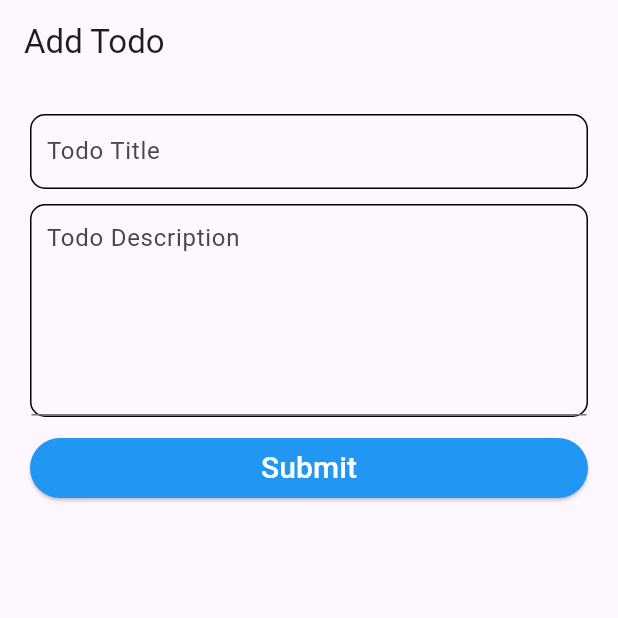
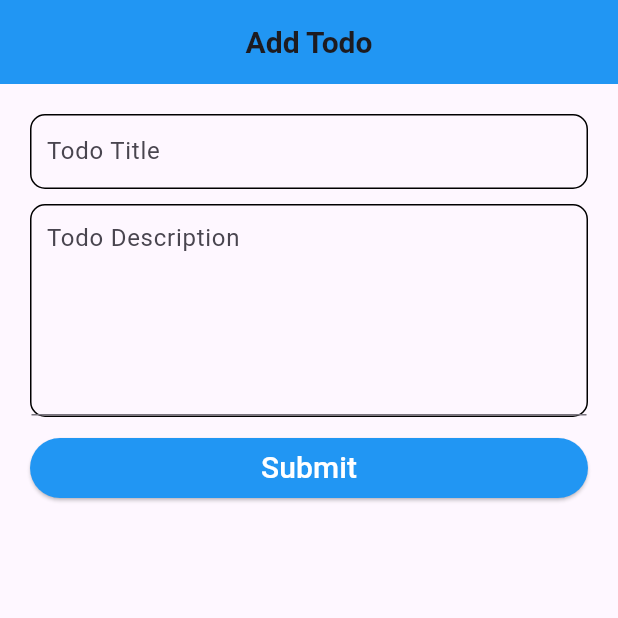
Before and after one commit to nzangi/flutter-todo-rest-api, a Flutter app: the AddTodoPage screen opened directly, after a tap on "Submit", on a phone screen of 412 x 824 dp, the top half of it. Run offline on Flutter 3.47's test engine with Material 3 defaults, Android fonts, the phone set to English and light mode, and no system bars; network calls fail.

```diff
--- a/lib/screens/add_page.dart
+++ b/lib/screens/add_page.dart
@@ -4,7 +4,9 @@ import 'package:flutter/material.dart';
 import 'package:http/http.dart' as http;
 
 class AddTodoPage extends StatefulWidget {
-  const AddTodoPage({super.key});
+  final Map? todo;
+
+  const AddTodoPage({super.key, this.todo});
 
   @override
   State<AddTodoPage> createState() => _AddTodoPageState();
@@ -13,12 +15,35 @@ class AddTodoPage extends StatefulWidget {
 class _AddTodoPageState extends State<AddTodoPage> {
   TextEditingController titleController = TextEditingController();
   TextEditingController descriptionController = TextEditingController();
+  bool isEdit = false;
+
+  @override
+  void initState() {
+    // TODO: implement initState
+    super.initState();
+    final todo = widget.todo;
+    if(todo != null){
+      isEdit = true;
+      final title = todo['title'];
+      final description = todo['description'];
+      titleController.text = title;
+      descriptionController.text = description;
+    }
+
+  }
 
   @override
   Widget build(BuildContext context) {
     return Scaffold(
       appBar: AppBar(
-        title: const Text('Add Todo'),
+        backgroundColor: Colors.blue,
+        title: Center(
+            child: Text(
+          isEdit ? 'Edit Todo' : 'Add Todo',
+          style: const TextStyle(fontSize: 20, fontWeight: FontWeight.w600),
+        )),
+
+        // ? const Text('Edit Todo') :const
       ),
       body: ListView(
         padding: EdgeInsets.all(20),
@@ -66,12 +91,11 @@ class _AddTodoPageState extends State<AddTodoPage> {
           const SizedBox(height: 10,),
           ElevatedButton(
             onPressed: () {
-                submitFormData();
+                isEdit? updateFormData() :submitFormData();
             },
             style: ElevatedButton.styleFrom(backgroundColor: Colors.blue),
-            child: const Text(
-              'Submit',
-              style: TextStyle(color: Colors.white, fontSize: 20),
+            child: Text( isEdit ? 'Update ':'Submit',
+              style: const TextStyle(color: Colors.white, fontSize: 20),
             ),
           )
         ],
@@ -79,7 +103,48 @@ class _AddTodoPageState extends State<AddTodoPage> {
     );
 
   }
-  Future<void> submitFormData() async {
+
+
+  Future<void> updateFormData() async {
+    final todo = widget.todo;
+    if(todo == null){
+      return;
+    }
+    // get the id and is_completed from todoItem
+
+    final id = todo['_id'];
+    final isCompleted = todo['is_completed'];
+
+    // get the data from the form to update
+    final title = titleController.text;
+    final description = descriptionController.text;
+
+    final body = {
+      "title": title,
+      "description": description,
+      "is_completed": isCompleted
+    };
+
+    // submit the data to server
+    final url = 'http://api.nstack.in/v1/todos/$id';
+    final uri = Uri.parse(url);
+    // http.post(uri);
+
+    final response = await http.put(uri,
+        body: jsonEncode(body), headers: {'Content-Type': 'application/json'
+        });
+    if (response.statusCode == 200){
+      showSuccessMessage('Todo Updated');
+    }else{
+      showErrorMessage('Todo Updated');
+    }
+
+
+
+
+  }
+
+    Future<void> submitFormData() async {
     // get the data from the form
     final title = titleController.text;
     final description = descriptionController.text;
```
Also changed, not shown: lib/screens/todo_list.dart (+67 -4 lines).
